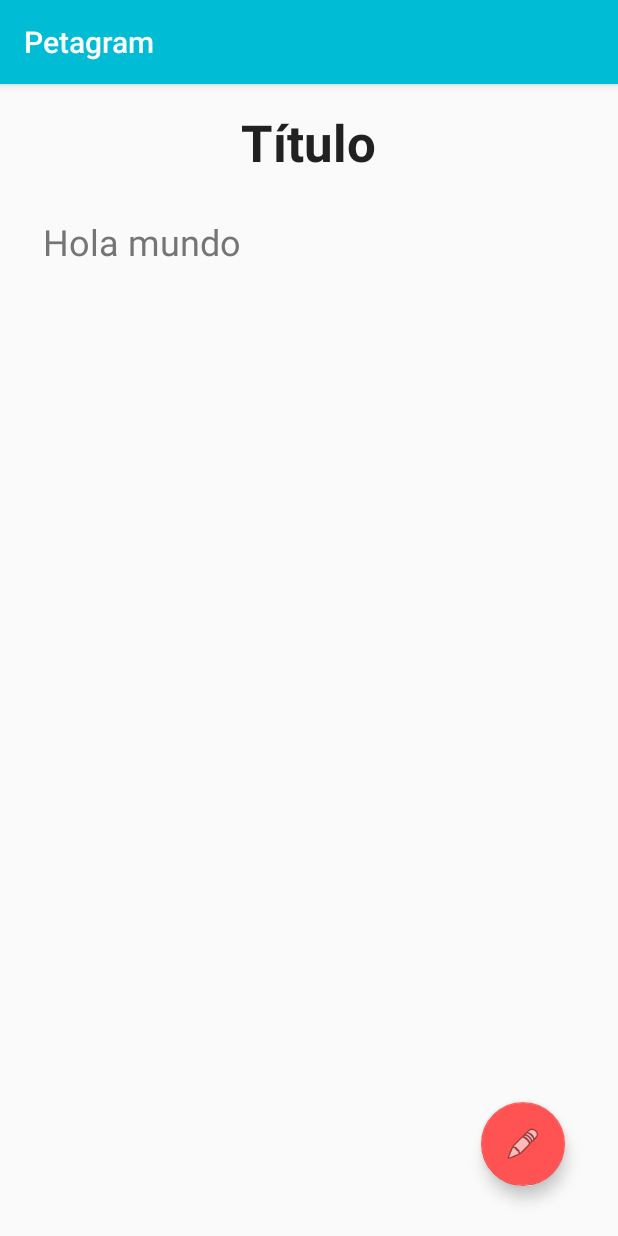
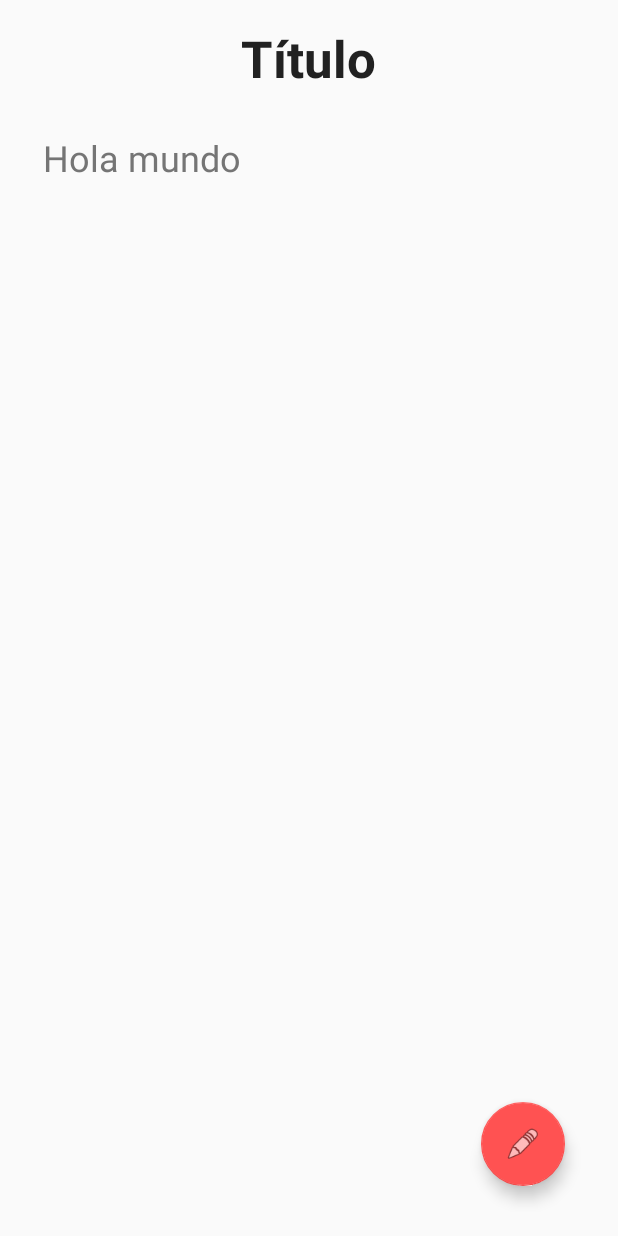
Before and after one commit to AxelPantoja/Petagram, an Android app: the screen it shows after launch (MainActivity), on a phone screen of 412 x 824 dp. Run offline under Robolectric (Android 15) with nearby library versions, the phone set to English and light mode, and no system bars.

Commit message:
Update styles.xml

```diff
--- a/app/src/main/res/values/styles.xml
+++ b/app/src/main/res/values/styles.xml
@@ -1,7 +1,7 @@
 <resources>
 
     <!-- Base application theme. -->
-    <style name="AppTheme" parent="Theme.AppCompat.Light.DarkActionBar">
+    <style name="AppTheme" parent="Theme.AppCompat.Light.NoActionBarr">
         <!-- Customize your theme here. -->
         <item name="colorPrimary">@color/colorPrimary</item>
         <item name="colorPrimaryDark">@color/colorPrimaryDark</item>
```
